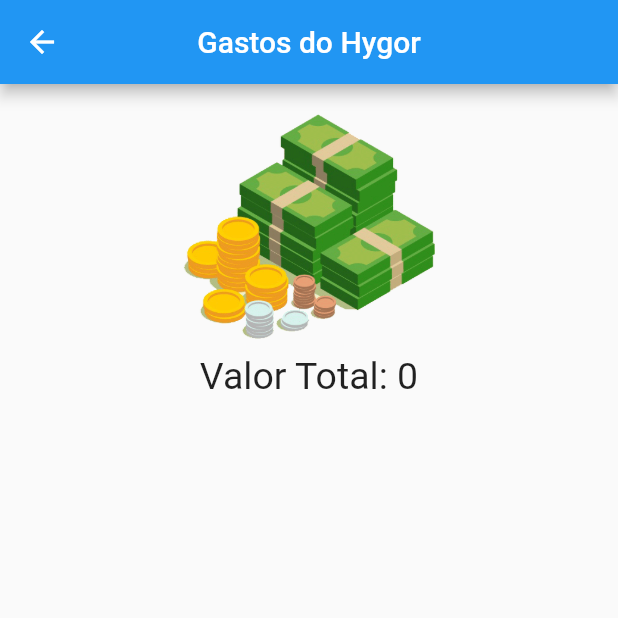
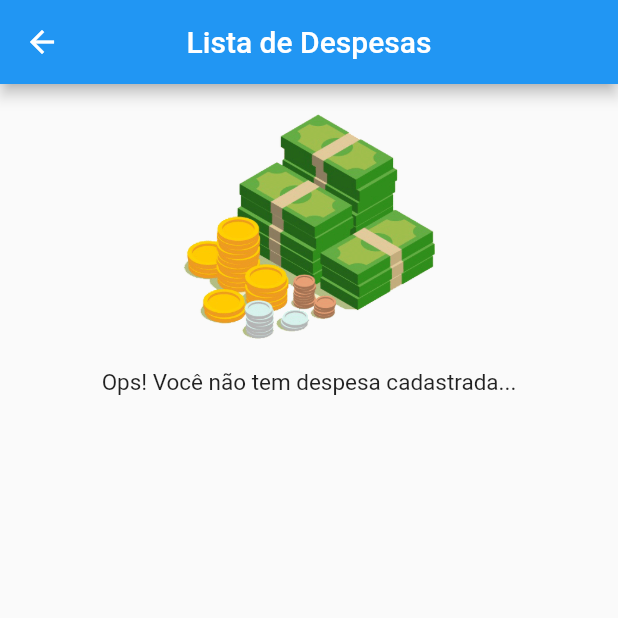
Before and after one commit to hygornet/despesas, a Flutter app: the ListarDespesas screen opened by its route, on a phone screen of 412 x 824 dp, the top half of it. Run offline on Flutter 3.47's test engine with Material 2 defaults, Android fonts, the phone set to English and light mode, and no system bars.

Commit message:
fuor commit

```diff
--- a/lib/screens/form.dart
+++ b/lib/screens/form.dart
@@ -4,6 +4,7 @@ import 'package:despesastable/provider/providerGastos.dart';
 import 'package:despesastable/screens/listarDespesas.dart';
 import 'package:despesastable/utils/approutes.dart';
 import 'package:flutter/material.dart';
+import 'package:flutter/services.dart';
 import 'package:provider/provider.dart';
 
 class FormScreen extends StatefulWidget {
@@ -114,6 +115,7 @@ class _FormScreenState extends State<FormScreen> {
                       onSaved: (newValue) => _formData['salario'] = newValue,
                       enabled: fieldSalario,
                       textInputAction: TextInputAction.next,
+                      keyboardType: TextInputType.number,
                       controller: salarioController,
                       decoration: InputDecoration(
                         icon: Icon(Icons.monetization_on),
--- a/lib/screens/listarDespesas.dart
+++ b/lib/screens/listarDespesas.dart
@@ -43,7 +43,7 @@ class _ListarDespesasState extends State<ListarDespesas> {
 
     return Scaffold(
       appBar: AppBar(
-        title: Text('Gastos do Hygor'),
+        title: Text('Lista de Despesas'),
         centerTitle: true,
       ),
       body: Column(
@@ -151,10 +151,11 @@ class _ListarDespesasState extends State<ListarDespesas> {
                   mainAxisAlignment: MainAxisAlignment.center,
                   crossAxisAlignment: CrossAxisAlignment.center,
                   children: [
+                    SizedBox(height: 10),
                     Text(
-                      'Valor Total: 0',
+                      'Ops! Você não tem despesa cadastrada...',
                       style: TextStyle(
-                        fontSize: 25,
+                        fontSize: 15,
                       ),
                     ),
                   ],
```
